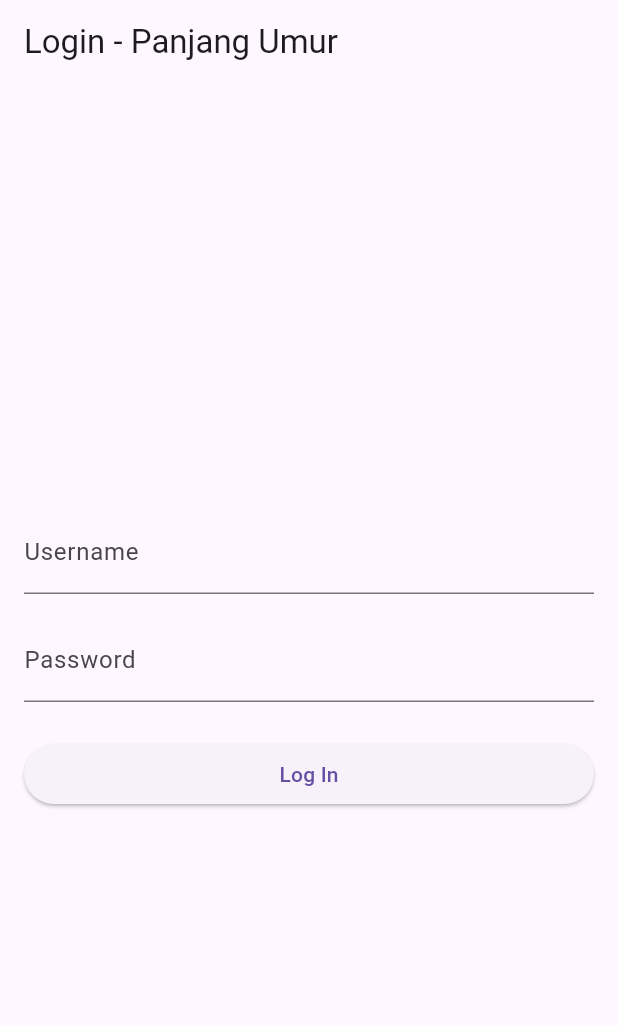
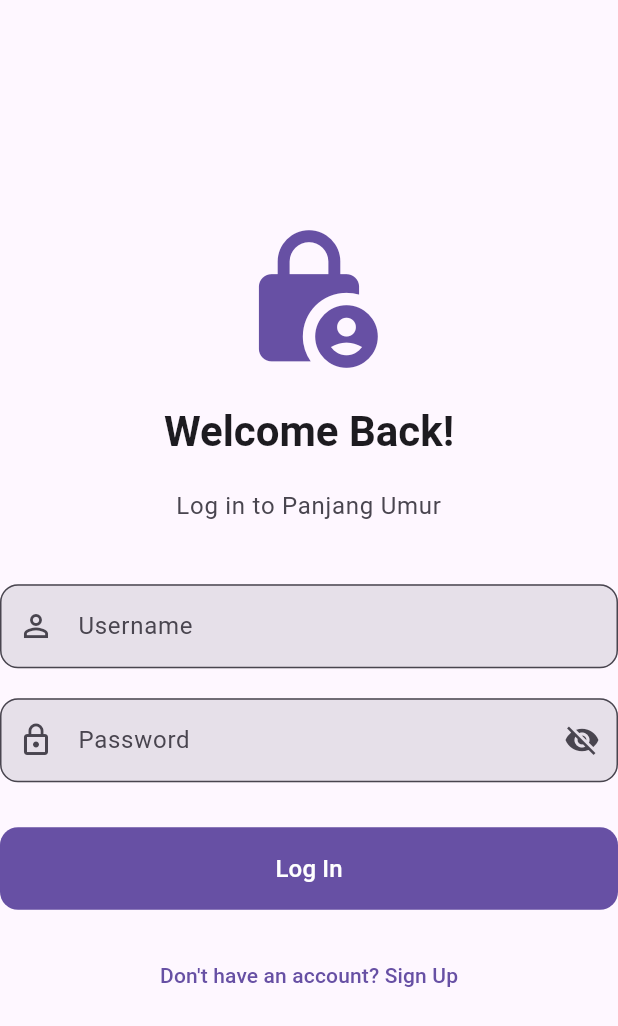
Before and after one commit to rowlys/panjang_umur_frontend, a Flutter app: the screen it shows after launch, on a phone screen of 412 x 824 dp. Shown: the top 1026 px of the screen. Run offline on Flutter 3.47's test engine with Material 3 defaults, Android fonts, the phone set to English and light mode, and no system bars; our stand-ins replace dio, flutter_dotenv, flutter_riverpod, flutter_secure_storage, go_router.

Commit message:
feat: improved login screen

```diff
--- a/lib/features/auth/presentation/screens/login_screen.dart
+++ b/lib/features/auth/presentation/screens/login_screen.dart
@@ -15,6 +15,9 @@ class _LoginScreenState extends ConsumerState<LoginScreen> {
   final _passwordController = TextEditingController();
   final _formKey = GlobalKey<FormState>();
 
+
+  bool _isPasswordHidden = true;
+
   @override
   void dispose() {
     _usernameController.dispose();
@@ -22,9 +25,26 @@ class _LoginScreenState extends ConsumerState<LoginScreen> {
     super.dispose();
   }
 
+  @override
+  Widget build(BuildContext context){
+    final authState = ref.watch(authControllerProvider);
+
+    ref.listen(authControllerProvider, (previous, next) {
+      if (next.hasError && !next.isLoading) {
+        ScaffoldMessenger.of(context).showSnackBar(
+          SnackBar(
+            content: Text(next.error.toString()),
+            backgroundColor: Theme.of(context).colorScheme.error,
+            behavior: SnackBarBehavior.floating,
+          ),
+        );
+      }
+    });
+
     void _submit() {
+      FocusScope.of(context).unfocus();
+
       if (_formKey.currentState!.validate()) {
-      // Trigger the login logic via the controller
         ref.read(authControllerProvider.notifier).logIn(
           _usernameController.text,
           _passwordController.text,
@@ -32,60 +52,114 @@ class _LoginScreenState extends ConsumerState<LoginScreen> {
       }
     }
 
-  @override
-  Widget build(BuildContext context) {
-    // 1. Watch the state to rebuild the UI on loading/data changes
-    final authState = ref.watch(authControllerProvider);
+    return Scaffold(
+      body: SafeArea(
+        child: Center(
+          child: SingleChildScrollView(
 
-    // 2. Listen to the state specifically to show error snackbars
-    ref.listen(authControllerProvider, (previous, next) {
-      if (next.hasError && !next.isLoading) {
-        ScaffoldMessenger.of(context).showSnackBar(
-          SnackBar(
-            content: Text(next.error.toString()),
-            backgroundColor: Colors.red,
-          ),
-        );
-      }
-    });
-
-    return Scaffold(
-      appBar: AppBar(title: const Text('Login - Panjang Umur')),
-      body: Padding(
-        padding: const EdgeInsets.all(16.0),
             child: Form(
               key: _formKey,
               child: Column(
                 mainAxisAlignment: MainAxisAlignment.center,
                 crossAxisAlignment: CrossAxisAlignment.stretch,
                 children: [
+                  Icon(
+                    Icons.lock_person_rounded,
+                    size: 100,
+                    color: Theme.of(context).colorScheme.primary,
+                  ),
+
+                  const SizedBox(height: 20),
+
+                  Text(
+                    'Welcome Back!',
+                    style: Theme.of(context).textTheme.headlineMedium?.copyWith(fontWeight: FontWeight.bold),
+                    textAlign: TextAlign.center,
+                  ),
+
+                  const SizedBox(height: 20),
+
+                  Text(
+                    'Log in to Panjang Umur',
+                    style: Theme.of(context).textTheme.bodyLarge?.copyWith(color: Theme.of(context).colorScheme.onSurfaceVariant),
+                    textAlign: TextAlign.center,
+                  ),
+
+                  const SizedBox(height: 40),
+
                   TextFormField(
                     controller: _usernameController,
-                decoration: const InputDecoration(labelText: 'Username'),
-                validator: (value) => value!.isEmpty ? 'Enter your username' : null,
-                // Disable input while loading
+                    decoration: InputDecoration(
+                      labelText: 'Username',
+                      prefixIcon: const Icon(Icons.person_outline),
+                      border: OutlineInputBorder(
+                        borderRadius: BorderRadius.circular(12),
+                      ),
+                      filled: true,
+                    ),
+                    validator: (value) => value == null || value.isEmpty ? 'Please enter your username' : null,
                     enabled: !authState.isLoading,
+                    textInputAction: TextInputAction.next,
                   ),
-              const SizedBox(height: 16),
+
+                  const SizedBox(height: 20),
                   TextFormField(
                     controller: _passwordController,
-                decoration: const InputDecoration(labelText: 'Password'),
-                obscureText: true,
-                validator: (value) => value!.isEmpty ? 'Enter your password' : null,
+                    obscureText: _isPasswordHidden,
+                    decoration: InputDecoration(
+                      labelText: 'Password',
+                      prefixIcon: const Icon(Icons.lock_outline),
+                      suffixIcon: IconButton(
+                        icon: Icon(_isPasswordHidden ? Icons.visibility_off : Icons.visibility),
+                        onPressed: () {
+                          setState(() {
+                            _isPasswordHidden = !_isPasswordHidden;
+                          });
+                        },
+                      ),
+                      border: OutlineInputBorder(
+                        borderRadius: BorderRadius.circular(12),
+                      ),
+                      filled: true,
+                    ),
+                    validator: (value) => value == null || value.isEmpty ? 'Please enter your password' : null,
                     enabled: !authState.isLoading,
+                    onFieldSubmitted: (_) => _submit(),
                   ),
-              const SizedBox(height: 24),
-              ElevatedButton(
+
+                  const SizedBox(height: 30),
+
+                  FilledButton(
                     onPressed: authState.isLoading ? null : _submit,
+                    style: FilledButton.styleFrom(
+                      padding: const EdgeInsets.symmetric(vertical: 16),
+                      shape: RoundedRectangleBorder(
+                        borderRadius: BorderRadius.circular(12),
+                      ),
+                    ),
                     child: authState.isLoading
                         ? const SizedBox(
-                        height: 20,
-                        width: 20,
-                        child: CircularProgressIndicator(strokeWidth: 2),
+                            width: 24,
+                            height: 24,
+                            child: CircularProgressIndicator(
+                              strokeWidth: 2,
+                              valueColor: AlwaysStoppedAnimation<Color>(Colors.white),
+                            ),
                           )
-                    : const Text('Log In'),
+                        : const Text('Log In', style: TextStyle(fontSize: 16)),
                   ),
-            ],
+
+                  const SizedBox(height: 20),
+                  TextButton(
+                    onPressed: authState.isLoading ? null : () {
+                      // Navigate to the registration screen
+                      // Navigator.pushNamed(context, '/register');
+                    },
+                    child: const Text('Don\'t have an account? Sign Up'),
+                  ),
+                ]
+              ),
+            ),
           ),
         ),
       ),
```
Also changed, not shown: 1 other file. Lines whose indentation alone changed are shown as unchanged.
